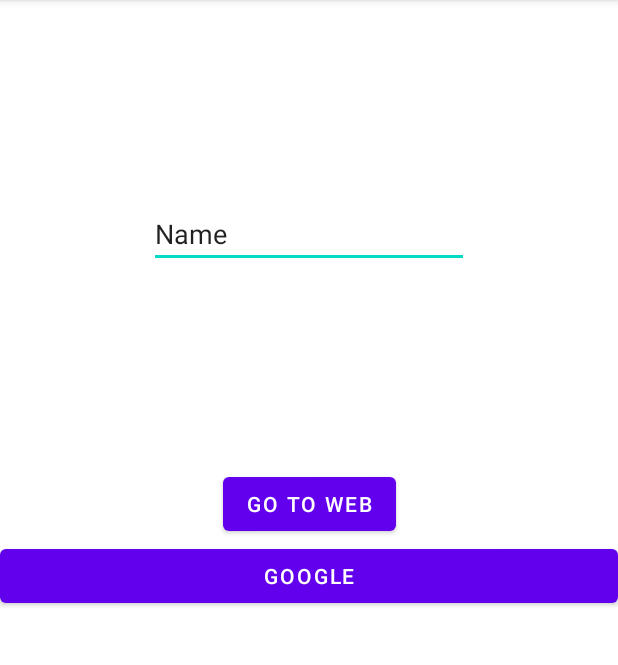
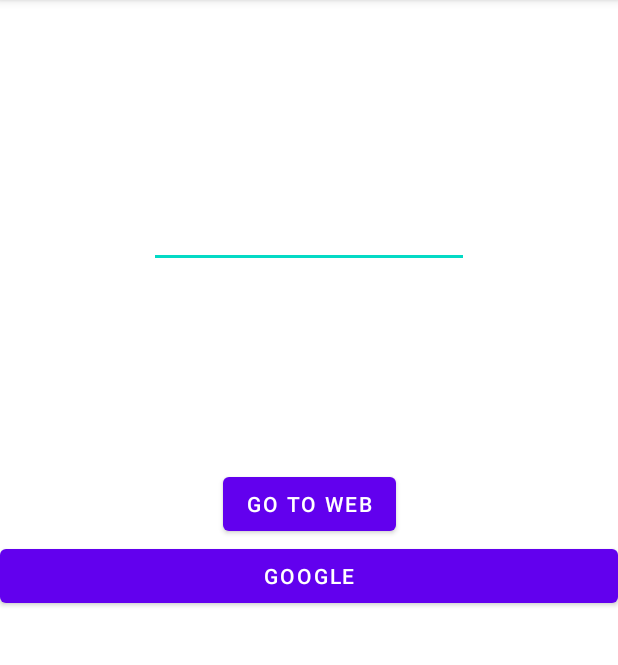
Before and after one commit to xamimran/Mobile_Computing_Progress, an Android app: the screen it shows after launch (MainActivity), on a phone screen of 412 x 824 dp, the part 84-749 px from its top. Run offline under Robolectric (Android 15) with nearby library versions, the phone set to English and light mode, and no system bars.

Commit message:
Removing Error Form Edit Text

```diff
--- a/Intent_Activity_06/app/src/main/res/layout/activity_main.xml
+++ b/Intent_Activity_06/app/src/main/res/layout/activity_main.xml
@@ -45,7 +45,7 @@
         android:layout_height="wrap_content"
         android:ems="10"
         android:inputType="textPersonName"
-        android:text="Name"
+        android:text=""
         app:layout_constraintBottom_toTopOf="@+id/button3"
         app:layout_constraintEnd_toEndOf="parent"
         app:layout_constraintStart_toStartOf="parent"
```
